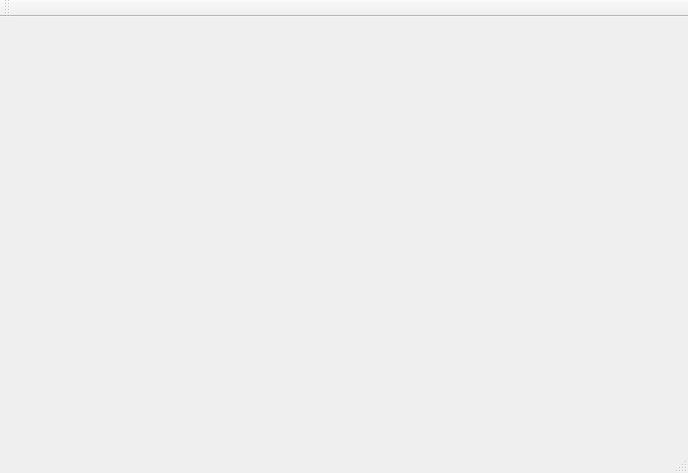
The window that task_1/mainwindow.ui (demo2022-prog/GB_QT) describes before a commit, drawn with Qt 5.
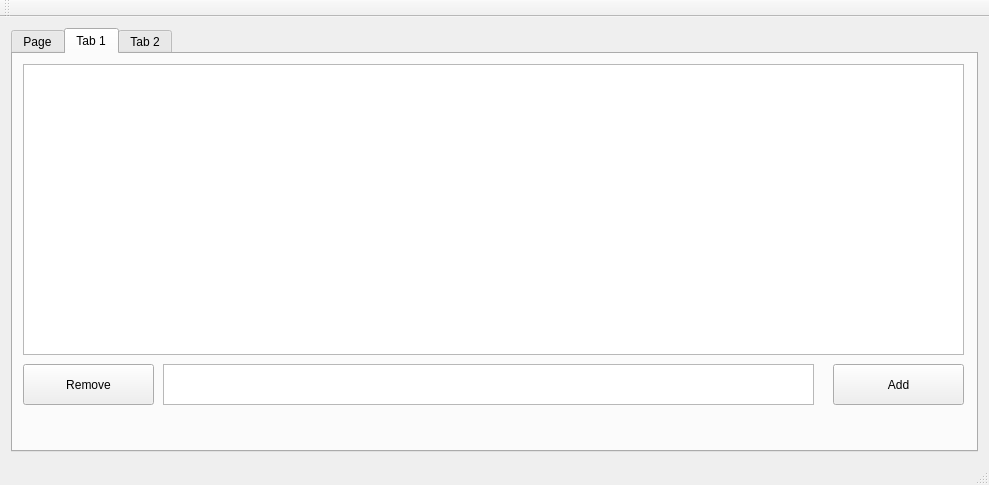
The same window after the commit.

What changed in the file:
```diff
--- a/task_1/mainwindow.ui
+++ b/task_1/mainwindow.ui
@@ -6,14 +6,97 @@
    <rect>
     <x>0</x>
     <y>0</y>
-    <width>688</width>
-    <height>473</height>
+    <width>989</width>
+    <height>485</height>
    </rect>
   </property>
   <property name="windowTitle">
    <string>MainWindow</string>
   </property>
-  <widget class="QWidget" name="centralWidget"/>
+  <widget class="QWidget" name="centralWidget">
+   <layout class="QVBoxLayout" name="verticalLayout">
+    <item>
+     <widget class="QTabWidget" name="tabWidget">
+      <property name="currentIndex">
+       <number>1</number>
+      </property>
+      <widget class="QWidget" name="homework1">
+       <attribute name="title">
+        <string>Page</string>
+       </attribute>
+       <layout class="QVBoxLayout" name="verticalLayout_2">
+        <item>
+         <widget class="QTextEdit" name="textEdit"/>
+        </item>
+        <item>
+         <widget class="QPushButton" name="ClearButton">
+          <property name="text">
+           <string>Clear</string>
+          </property>
+         </widget>
+        </item>
+       </layout>
+      </widget>
+      <widget class="QWidget" name="homework2">
+       <attribute name="title">
+        <string>Tab 1</string>
+       </attribute>
+       <widget class="QListView" name="listView">
+        <property name="geometry">
+         <rect>
+          <x>10</x>
+          <y>10</y>
+          <width>941</width>
+          <height>291</height>
+         </rect>
+        </property>
+       </widget>
+       <widget class="QPushButton" name="RemoveButton">
+        <property name="geometry">
+         <rect>
+          <x>10</x>
+          <y>310</y>
+          <width>131</width>
+          <height>41</height>
+         </rect>
+        </property>
+        <property name="text">
+         <string>Remove</string>
+        </property>
+       </widget>
+       <widget class="QPushButton" name="AddButton">
+        <property name="geometry">
+         <rect>
+          <x>820</x>
+          <y>310</y>
+          <width>131</width>
+          <height>41</height>
+         </rect>
+        </property>
+        <property name="text">
+         <string>Add</string>
+        </property>
+       </widget>
+       <widget class="QTextEdit" name="textEdit_2">
+        <property name="geometry">
+         <rect>
+          <x>150</x>
+          <y>310</y>
+          <width>651</width>
+          <height>41</height>
+         </rect>
+        </property>
+       </widget>
+      </widget>
+      <widget class="QWidget" name="homework3">
+       <attribute name="title">
+        <string>Tab 2</string>
+       </attribute>
+      </widget>
+     </widget>
+    </item>
+   </layout>
+  </widget>
   <widget class="QMenuBar" name="menuBar">
    <property name="geometry">
     <rect>
```
Left out of the diff: 4 changed lines with no effect on the pictures.
